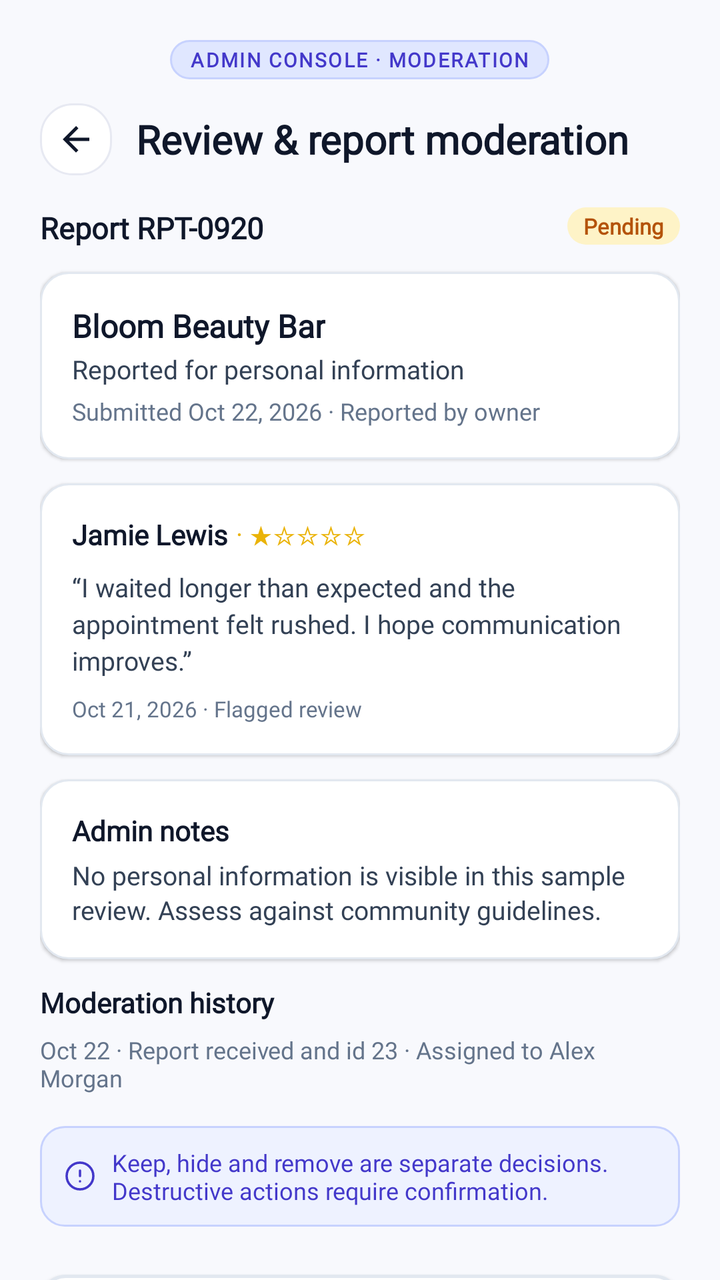
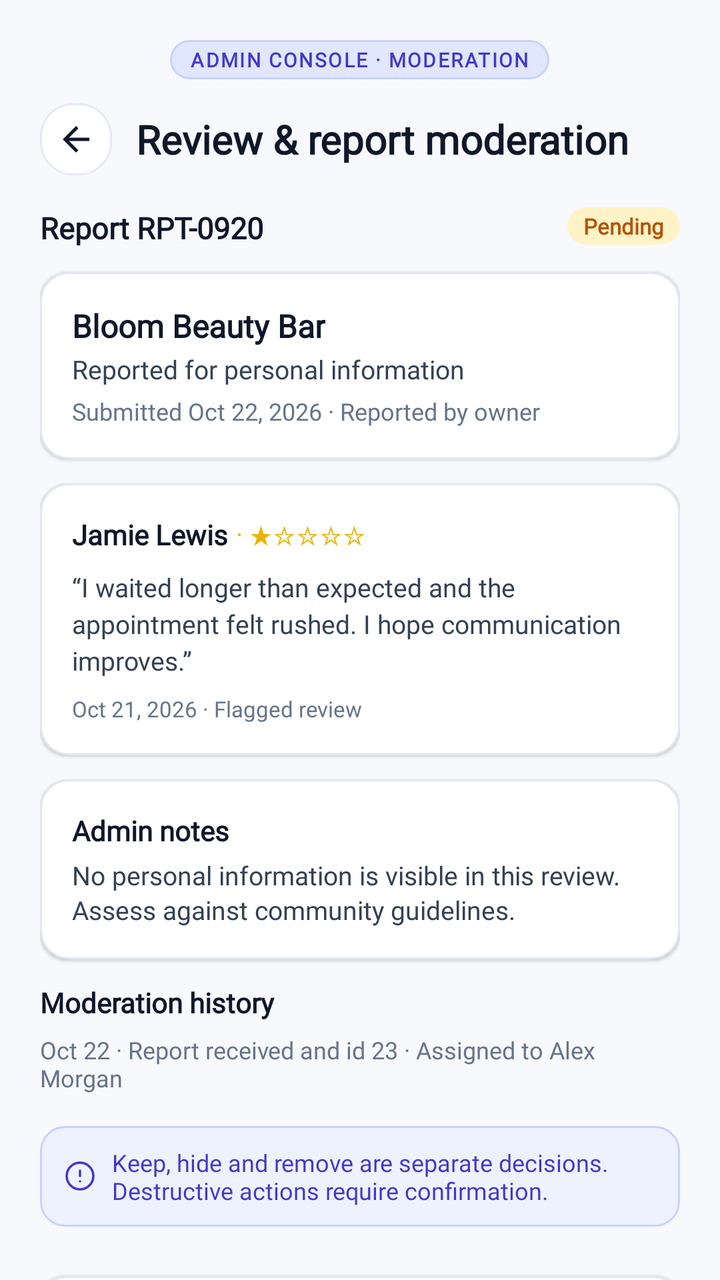

Screens rendered from an Android XML layout before and after an edit, with the pre-edit source and the edit as a unified diff.
<!-- AndroidManifest.xml: application theme Theme.BizBridgeApp -->
<!-- res/layout/fragment_admin_review_report_moderation.xml -->
<?xml version="1.0" encoding="utf-8"?>
<androidx.coordinatorlayout.widget.CoordinatorLayout xmlns:android="http://schemas.android.com/apk/res/android"
    xmlns:app="http://schemas.android.com/apk/res-auto"
    xmlns:tools="http://schemas.android.com/tools"
    android:layout_width="match_parent"
    android:layout_height="match_parent"
    android:background="@color/admin_bg">

    <androidx.core.widget.NestedScrollView
        android:layout_width="match_parent"
        android:layout_height="match_parent"
        android:fillViewport="true">

        <LinearLayout
            android:layout_width="match_parent"
            android:layout_height="wrap_content"
            android:orientation="vertical"
            android:paddingStart="20dp"
            android:paddingTop="20dp"
            android:paddingEnd="20dp"
            android:paddingBottom="32dp">

            
            <LinearLayout
                android:layout_width="wrap_content"
                android:layout_height="wrap_content"
                android:layout_gravity="center_horizontal"
                android:layout_marginBottom="12dp"
                android:background="@drawable/bg_admin_demo_pill">

                <TextView
                    android:layout_width="wrap_content"
                    android:layout_height="wrap_content"
                    android:fontFamily="@font/inter_variable"
                    android:letterSpacing="0.08"
                    android:text="ADMIN CONSOLE · MODERATION"
                    android:textColor="@color/admin_badge_demo_text"
                    android:textSize="10sp"
                    android:textStyle="bold" />
            </LinearLayout>

            
            <LinearLayout
                android:layout_width="match_parent"
                android:layout_height="wrap_content"
                android:layout_marginBottom="16dp"
                android:gravity="center_vertical"
                android:orientation="horizontal">

                <ImageView
                    android:id="@+id/btn_back"
                    android:layout_width="36dp"
                    android:layout_height="36dp"
                    android:layout_marginEnd="12dp"
                    android:background="@drawable/bg_chip_default"
                    android:contentDescription="Back"
                    android:padding="8dp"
                    android:src="@drawable/ic_arrow_back"
                    app:tint="@color/admin_text_title" />

                <TextView
                    android:layout_width="wrap_content"
                    android:layout_height="wrap_content"
                    android:fontFamily="@font/inter_variable"
                    android:text="Review &amp; report moderation"
                    android:textColor="@color/admin_text_title"
                    android:textSize="20sp"
                    android:textStyle="bold" />
            </LinearLayout>

            
            <RelativeLayout
                android:layout_width="match_parent"
                android:layout_height="wrap_content"
                android:layout_marginBottom="12dp">

                <TextView
                    android:layout_width="wrap_content"
                    android:layout_height="wrap_content"
                    android:layout_alignParentStart="true"
                    android:fontFamily="@font/inter_variable"
                    android:text="Report RPT-0920"
                    android:textColor="@color/admin_text_title"
                    android:textSize="15sp"
                    android:textStyle="bold" />

                <TextView
                    android:layout_width="wrap_content"
                    android:layout_height="wrap_content"
                    android:layout_alignParentEnd="true"
                    android:background="@drawable/bg_admin_badge_pending"
                    android:fontFamily="@font/inter_variable"
                    android:text="Pending"
                    android:textColor="@color/admin_badge_pending_text"
                    android:textSize="11sp"
                    android:textStyle="bold" />
            </RelativeLayout>

            
            <LinearLayout
                android:layout_width="match_parent"
                android:layout_height="wrap_content"
                android:layout_marginBottom="12dp"
                android:background="@drawable/bg_admin_card"
                android:elevation="1dp"
                android:orientation="vertical"
                android:padding="16dp">

                <TextView
                    android:layout_width="wrap_content"
                    android:layout_height="wrap_content"
                    android:fontFamily="@font/inter_variable"
                    android:text="Bloom Beauty Bar"
                    android:textColor="@color/admin_text_title"
                    android:textSize="16sp"
                    android:textStyle="bold" />

                <TextView
                    android:layout_width="wrap_content"
                    android:layout_height="wrap_content"
                    android:layout_marginTop="2dp"
                    android:fontFamily="@font/inter_variable"
                    android:text="Reported for personal information"
                    android:textColor="@color/admin_text_body"
                    android:textSize="13sp" />

                <TextView
                    android:layout_width="wrap_content"
                    android:layout_height="wrap_content"
                    android:layout_marginTop="4dp"
                    android:fontFamily="@font/inter_variable"
                    android:text="Submitted Oct 22, 2026 · Reported by owner"
                    android:textColor="@color/admin_text_muted"
                    android:textSize="12sp" />
            </LinearLayout>

            
            <LinearLayout
                android:layout_width="match_parent"
                android:layout_height="wrap_content"
                android:layout_marginBottom="12dp"
                android:background="@drawable/bg_admin_card"
                android:elevation="1dp"
                android:orientation="vertical"
                android:padding="16dp">

                <LinearLayout
                    android:layout_width="match_parent"
                    android:layout_height="wrap_content"
                    android:gravity="center_vertical"
                    android:orientation="horizontal">

                    <TextView
                        android:layout_width="wrap_content"
                        android:layout_height="wrap_content"
                        android:fontFamily="@font/inter_variable"
                        android:text="Jamie Lewis"
                        android:textColor="@color/admin_text_title"
                        android:textSize="14sp"
                        android:textStyle="bold" />

                    <TextView
                        android:layout_width="wrap_content"
                        android:layout_height="wrap_content"
                        android:layout_marginStart="4dp"
                        android:fontFamily="@font/inter_variable"
                        android:text="· ★☆☆☆☆"
                        android:textColor="#EAB308"
                        android:textSize="13sp" />
                </LinearLayout>

                <TextView
                    android:layout_width="match_parent"
                    android:layout_height="wrap_content"
                    android:layout_marginTop="8dp"
                    android:fontFamily="@font/inter_variable"
                    android:lineSpacingExtra="3dp"
                    android:text="“I waited longer than expected and the appointment felt rushed. I hope communication improves.”"
                    android:textColor="@color/admin_text_body"
                    android:textSize="13sp" />

                <TextView
                    android:layout_width="wrap_content"
                    android:layout_height="wrap_content"
                    android:layout_marginTop="8dp"
                    android:fontFamily="@font/inter_variable"
                    android:text="Oct 21, 2026 · Flagged review"
                    android:textColor="@color/admin_text_muted"
                    android:textSize="11sp" />
            </LinearLayout>

            
            <LinearLayout
                android:layout_width="match_parent"
                android:layout_height="wrap_content"
                android:layout_marginBottom="12dp"
                android:background="@drawable/bg_admin_card"
                android:elevation="1dp"
                android:orientation="vertical"
                android:padding="16dp">

                <TextView
                    android:layout_width="wrap_content"
                    android:layout_height="wrap_content"
                    android:fontFamily="@font/inter_variable"
                    android:text="Admin notes"
                    android:textColor="@color/admin_text_title"
                    android:textSize="14sp"
                    android:textStyle="bold" />

                <TextView
                    android:layout_width="match_parent"
                    android:layout_height="wrap_content"
                    android:layout_marginTop="4dp"
                    android:fontFamily="@font/inter_variable"
                    android:lineSpacingExtra="2dp"
                    android:text="No personal information is visible in this sample review. Assess against community guidelines."
                    android:textColor="@color/admin_text_body"
                    android:textSize="13sp" />
            </LinearLayout>

            
            <TextView
                android:layout_width="wrap_content"
                android:layout_height="wrap_content"
                android:layout_marginBottom="6dp"
                android:fontFamily="@font/inter_variable"
                android:text="Moderation history"
                android:textColor="@color/admin_text_title"
                android:textSize="14sp"
                android:textStyle="bold" />

            <TextView
                android:layout_width="wrap_content"
                android:layout_height="wrap_content"
                android:layout_marginBottom="16dp"
                android:fontFamily="@font/inter_variable"
                android:text="Oct 22 · Report received and id 23 · Assigned to Alex Morgan"
                android:textColor="@color/admin_text_muted"
                android:textSize="12sp" />

            
            <LinearLayout
                android:layout_width="match_parent"
                android:layout_height="wrap_content"
                android:layout_marginBottom="24dp"
                android:background="@drawable/bg_admin_banner_info"
                android:gravity="center_vertical"
                android:orientation="horizontal">

                <ImageView
                    android:layout_width="16dp"
                    android:layout_height="16dp"
                    android:layout_marginEnd="8dp"
                    android:src="@drawable/ic_info"
                    app:tint="@color/admin_primary" />

                <TextView
                    android:layout_width="0dp"
                    android:layout_height="wrap_content"
                    android:layout_weight="1"
                    android:fontFamily="@font/inter_variable"
                    android:text="Keep, hide and remove are separate decisions. Destructive actions require confirmation."
                    android:textColor="@color/admin_primary"
                    android:textSize="12sp" />
            </LinearLayout>

            
            <androidx.appcompat.widget.AppCompatButton
                android:id="@+id/btn_hide_review"
                android:layout_width="match_parent"
                android:layout_height="48dp"
                android:layout_marginBottom="10dp"
                android:background="@drawable/bg_admin_button_secondary"
                android:fontFamily="@font/inter_variable"
                android:text="Hide Review"
                android:textAllCaps="false"
                android:textColor="@color/admin_primary"
                android:textSize="14sp"
                android:textStyle="bold" />

            <androidx.appcompat.widget.AppCompatButton
                android:id="@+id/btn_keep_review"
                android:layout_width="match_parent"
                android:layout_height="48dp"
                android:background="@drawable/bg_admin_button_primary"
                android:fontFamily="@font/inter_variable"
                android:text="Keep Review / Dismiss Report"
                android:textAllCaps="false"
                android:textColor="@color/white"
                android:textSize="14sp"
                android:textStyle="bold" />

        </LinearLayout>
    </androidx.core.widget.NestedScrollView>

</androidx.coordinatorlayout.widget.CoordinatorLayout>
<!-- resources referenced by this layout -->
<resources>
  <color name="admin_badge_demo_text">#4338CA</color>
  <color name="admin_badge_pending_text">#B45309</color>
  <color name="admin_bg">#F8F9FD</color>
  <color name="admin_primary">#4338CA</color>
  <color name="admin_text_body">#334155</color>
  <color name="admin_text_muted">#64748B</color>
  <color name="admin_text_title">#0F172A</color>
  <color name="white">#FFFFFFFF</color>
  <!-- drawable bg_admin_badge_pending (drawable) -->
  <?xml version="1.0" encoding="utf-8"?>
  <shape xmlns:android="http://schemas.android.com/apk/res/android"
      android:shape="rectangle">
      <solid android:color="@color/admin_badge_pending_bg" />
      <corners android:radius="12dp" />
      <padding
          android:left="8dp"
          android:top="2dp"
          android:right="8dp"
          android:bottom="2dp" />
  </shape>
  <!-- drawable bg_admin_button_primary (drawable) -->
  <?xml version="1.0" encoding="utf-8"?>
  <ripple xmlns:android="http://schemas.android.com/apk/res/android"
      android:color="#33FFFFFF">
      <item>
          <shape android:shape="rectangle">
              <solid android:color="@color/admin_primary" />
              <corners android:radius="12dp" />
          </shape>
      </item>
  </ripple>
  <!-- drawable bg_admin_button_secondary (drawable) -->
  <?xml version="1.0" encoding="utf-8"?>
  <ripple xmlns:android="http://schemas.android.com/apk/res/android"
      android:color="#1A000000">
      <item>
          <shape android:shape="rectangle">
              <solid android:color="@color/surface_white" />
              <stroke
                  android:width="1.5dp"
                  android:color="@color/admin_card_border" />
              <corners android:radius="12dp" />
          </shape>
      </item>
  </ripple>
  <!-- drawable bg_admin_card (drawable) -->
  <?xml version="1.0" encoding="utf-8"?>
  <shape xmlns:android="http://schemas.android.com/apk/res/android"
      android:shape="rectangle">
      <solid android:color="@color/admin_card_bg" />
      <stroke
          android:width="1dp"
          android:color="@color/admin_card_border" />
      <corners android:radius="14dp" />
  </shape>
  <!-- drawable bg_chip_default (drawable) -->
  <?xml version="1.0" encoding="utf-8"?>
  <shape xmlns:android="http://schemas.android.com/apk/res/android"
      android:shape="rectangle">
      <solid android:color="@color/surface_white" />
      <stroke
          android:width="@dimen/stroke_subtle"
          android:color="@color/border_subtle" />
      <corners android:radius="@dimen/radius_chip" />
  </shape>
  <!-- drawable ic_arrow_back (drawable) -->
  <vector xmlns:android="http://schemas.android.com/apk/res/android"
      android:width="24dp"
      android:height="24dp"
      android:viewportWidth="24"
      android:viewportHeight="24">
      <path
          android:fillColor="#20233A"
          android:pathData="M20,11H7.83l5.59,-5.59L12,4l-8,8 8,8 1.41,-1.41L7.83,13H20v-2z" />
  </vector>
  <style name="Theme.BizBridgeApp" parent="Base.Theme.BizBridgeApp" />
  <color name="admin_badge_pending_bg">#FEF3C7</color>
  <color name="admin_primary_light">#EEF2FF</color>
  <color name="admin_primary_border">#C7D2FE</color>
  <color name="surface_white">#FFFFFF</color>
  <color name="admin_card_border">#E2E8F0</color>
  <color name="admin_card_bg">#FFFFFF</color>
  <color name="admin_badge_demo_bg">#E0E7FF</color>
  <dimen name="stroke_subtle">1dp</dimen>
  <color name="border_subtle">#E7E9F2</color>
  <dimen name="radius_chip">16dp</dimen>
  <color name="text_secondary">#5A5D72</color>
  <color name="primary">#5B4BDB</color>
  <color name="secondary">#20B8A6</color>
  <color name="background">#F7F8FC</color>
  <!-- unchanged entries left out for length: 4 -->
</resources>

<!-- the commit's change to res/layout/fragment_admin_review_report_moderation.xml (unified diff, before → after) -->
@@ -214,7 +214,7 @@
                     android:layout_marginTop="4dp"
                     android:fontFamily="@font/inter_variable"
                     android:lineSpacingExtra="2dp"
-                    android:text="No personal information is visible in this sample review. Assess against community guidelines."
+                    android:text="No personal information is visible in this review. Assess against community guidelines."
                     android:textColor="@color/admin_text_body"
                     android:textSize="13sp" />
             </LinearLayout>
